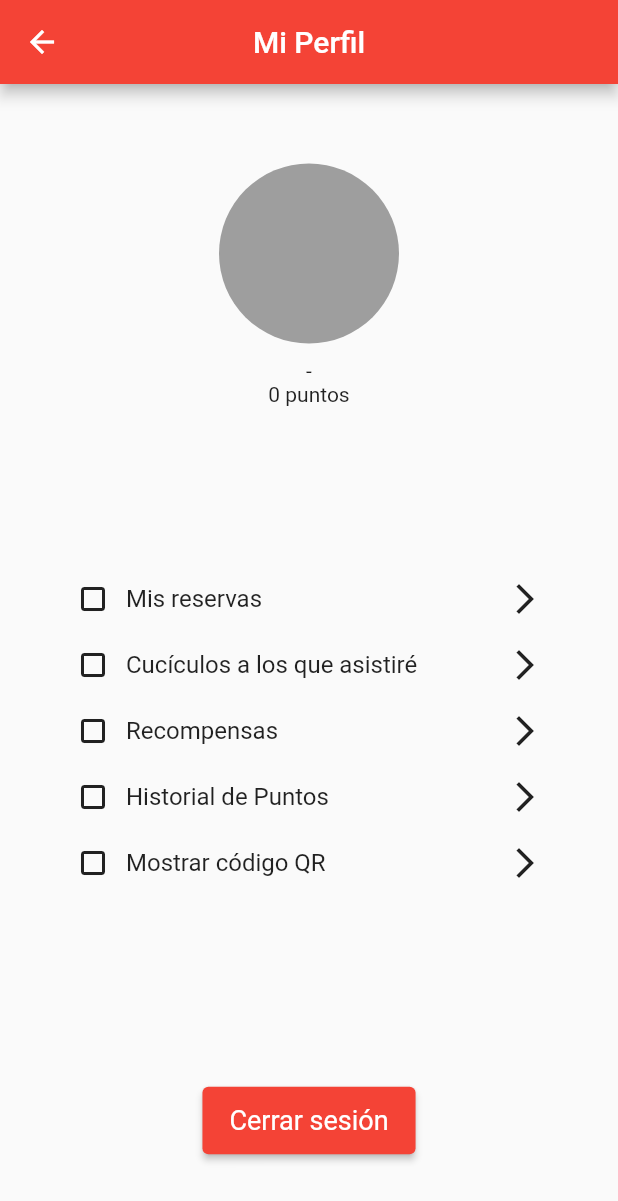
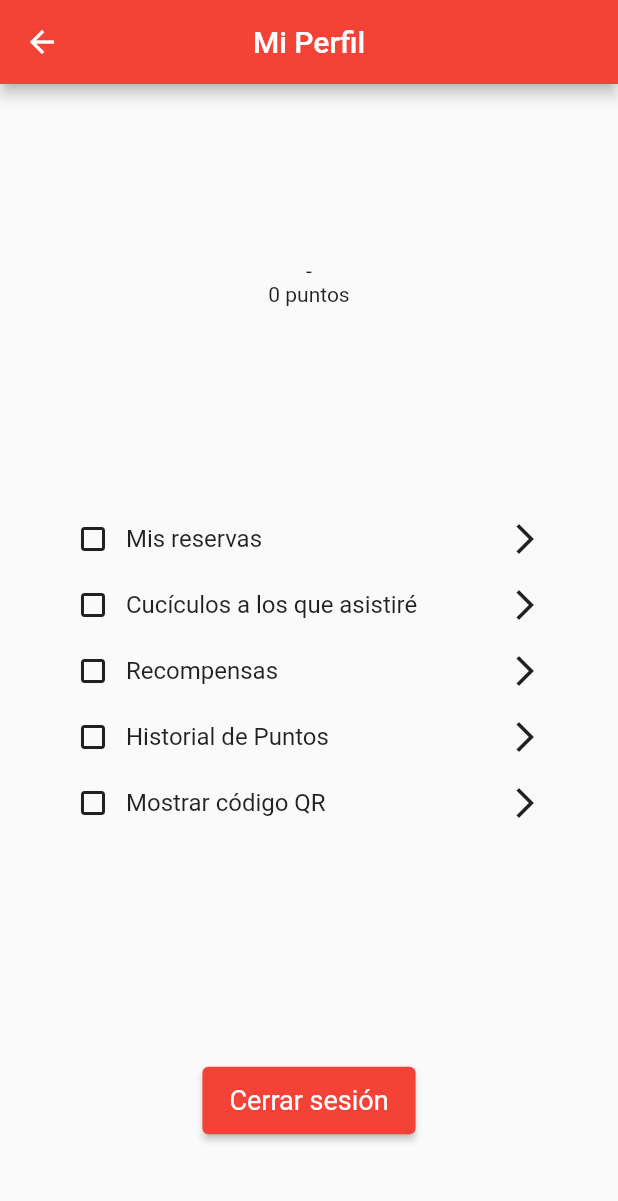
Before and after one commit to willingtonortiz/cubipool2, a Flutter app: the ProfilePage screen opened directly, on a phone screen of 412 x 824 dp. Shown: the top 1201 px of the screen. Run offline on Flutter 3.47's test engine with Material 2 defaults, Android fonts, the phone set to English and light mode, and no system bars; our stand-ins replace dartz, flutter_conditional_rendering, flutter_hooks, flutter_riverpod, flutter_svg, get_it and 4 more; missing offline and left inert: qr_code_scanner; accounts and stored records are empty; network calls fail; project files that could hold a hidden picture were left out.

Commit message:
HU05-TS02 Validate the user story with the application

```diff
--- a/lib/modules/profile/presentation/pages/profile_page.dart
+++ b/lib/modules/profile/presentation/pages/profile_page.dart
@@ -48,8 +48,7 @@ class _ProfilePageState extends State<ProfilePage> {
           Container(
             child: Column(
               children: [
-                CircleAvatar(radius: 60, backgroundColor: Colors.grey),
-                SizedBox(height: 10.0),
+                SizedBox(height: 50.0),
                 Text(user.studentCode),
                 Text('${user.points.toString()} puntos'),
               ],
```
Also changed, not shown: pubspec.lock.
